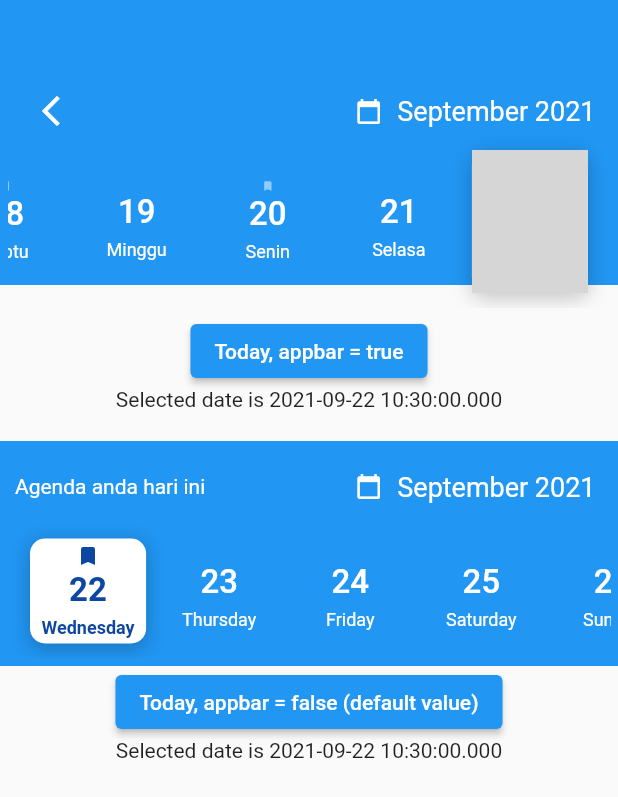
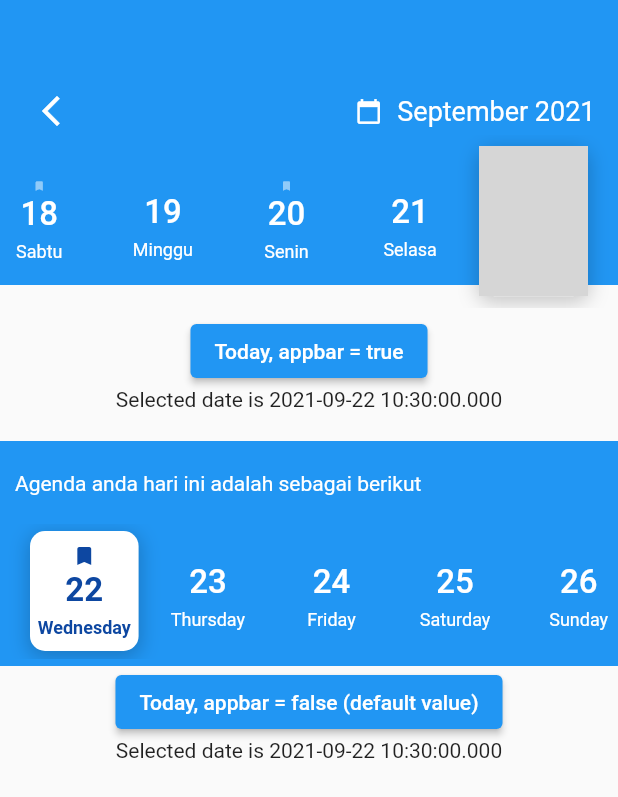
Before and after one commit to sud0su/calendar_agenda, a Flutter app: the screen it shows after launch, on a phone screen of 412 x 824 dp. Shown: the top 797 px of the screen. Run offline on Flutter 3.47's test engine with Material 2 defaults, Android fonts, the phone set to English and light mode, and no system bars; drawn by our look-alikes of scrollable_positioned_list; network calls fail; key blocks and very long unbroken strings in the code were emptied for the run; grey boxes are pictures that could not be loaded.

Commit message:
fixing bug show/hide fullCalendar and day list

```diff
--- a/example/lib/main.dart
+++ b/example/lib/main.dart
@@ -101,8 +101,9 @@ class _ExamplePageState extends State<ExamplePage> {
             ),
             CalendarAgenda(
               controller: _calendarAgendaControllerNotAppBar,
-              leading: Text("Agenda anda hari ini",
+              leading: Text("Agenda anda hari ini adalah sebagai berikut",
                   style: TextStyle(color: Colors.white)),
+              fullCalendar: false,
               locale: 'en',
               weekDay: WeekDay.long,
               fullCalendarDay: WeekDay.short,
--- a/lib/src/calendar.dart
+++ b/lib/src/calendar.dart
@@ -159,12 +159,12 @@ class CalendarAgendaState extends State<CalendarAgenda>
                   alignment: Alignment.center,
                   child: Padding(
                     padding: const EdgeInsets.symmetric(
-                        vertical: 10.0, horizontal: 5.0),
+                        vertical: 5.0, horizontal: 5.0),
                     child: GestureDetector(
                       onTap: () => _goToActualDay(index),
                       child: Container(
                         height: 100.0,
-                        width: MediaQuery.of(context).size.width / 5 - 5.0,
+                        width: MediaQuery.of(context).size.width / 5 - 10,
                         decoration: BoxDecoration(
                           borderRadius: BorderRadius.circular(10.0),
                           color: isSelected ? Colors.white : null,
@@ -290,7 +290,8 @@ class CalendarAgendaState extends State<CalendarAgenda>
                   mainAxisAlignment: MainAxisAlignment.spaceBetween,
                   children: [
                     leading,
-                    GestureDetector(
+                    widget.fullCalendar!
+                        ? GestureDetector(
                             onTap: () => widget.fullCalendar!
                                 ? _showFullCalendar(_locale, widget.weekDay)
                                 : null,
@@ -316,7 +317,8 @@ class CalendarAgendaState extends State<CalendarAgenda>
                                 ),
                               ],
                             ),
-                    ),
+                          )
+                        : SizedBox(),
                   ],
                 ),
               ),
--- a/pubspec.yaml
+++ b/pubspec.yaml
@@ -1,6 +1,6 @@
 name: calendar_agenda
 description: Calendar agenda widget with a lot of customizable styles, also can be put as appbar widget.
-version: 0.0.2
+version: 0.0.2+1
 homepage: https://github.com/sud0su/calendar_agenda
 
 environment:
```
Also changed, not shown: example/pubspec.lock, 1 other file. Lines whose indentation alone changed are shown as unchanged.
